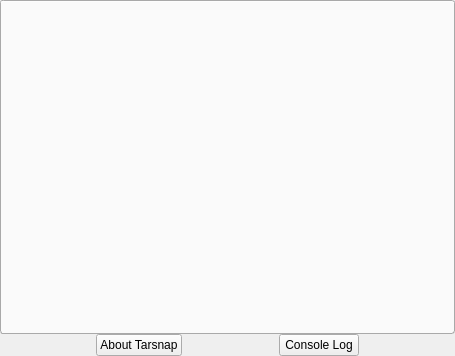
This is forms/helpwidget.ui in Tarsnap/tarsnap-gui as Qt 5 draws it before an edit. The edited form follows.
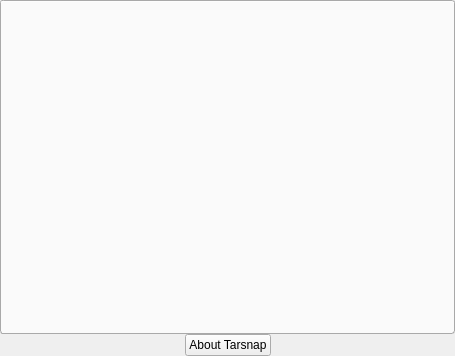
This is the edited form. Custom widgets are drawn as their Qt base class.

Commit message:
MainWindow: take ownership of ConsoleLogDialog
This was previously part of HelpWidget.

Also, add a menu item to show the console log.

Regarding the tests: I opted to keep them in the HelpWidget test for
now, instead of moving them to the MainWindow test.  This is primarily
because we can't run the MainWindow tests on macOS, as discussed in
    09f3ea2932a59b4a2631cac5746c093b3fc064d8

What changed in the file:
```diff
--- a/forms/helpwidget.ui
+++ b/forms/helpwidget.ui
@@ -103,26 +103,6 @@
            </property>
           </widget>
          </item>
-         <item>
-          <spacer name="helpButtonMidSpacer">
-           <property name="orientation">
-            <enum>Qt::Horizontal</enum>
-           </property>
-           <property name="sizeHint" stdset="0">
-            <size>
-             <width>40</width>
-             <height>20</height>
-            </size>
-           </property>
-          </spacer>
-         </item>
-         <item>
-          <widget class="TPopupPushButton" name="consoleButton">
-           <property name="text">
-            <string>Console Log</string>
-           </property>
-          </widget>
-         </item>
          <item>
           <spacer name="helpButtonRightSpacer">
            <property name="orientation">
```
Left out of the diff: 1 changed line with no effect on the pictures. The commit also changes 8 other files.
